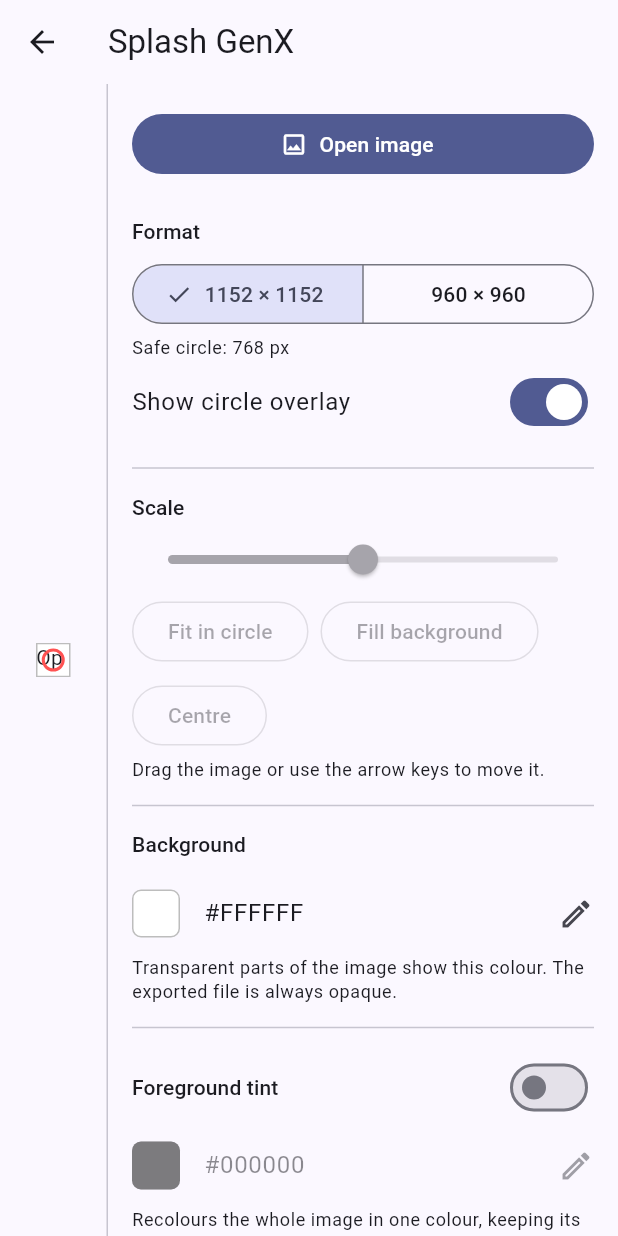
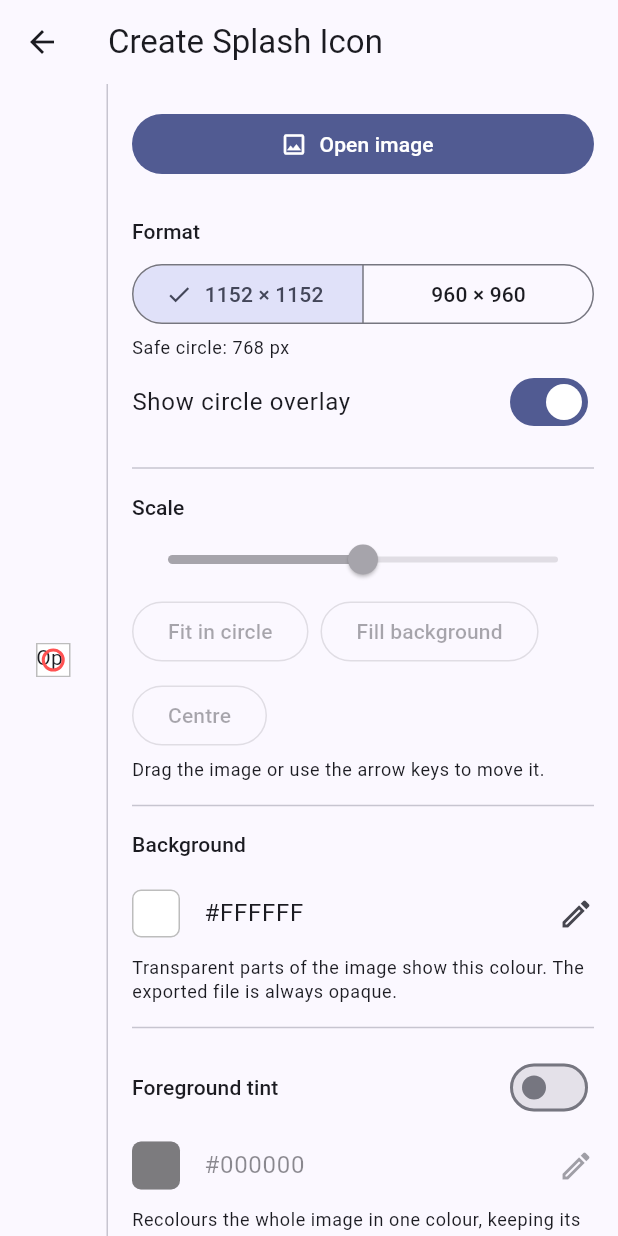
Before and after one commit to shibi/flutter_splash_gen_tool, a Flutter app: the screen it shows after launch, after a tap on "Create Splash Icon", on a phone screen of 412 x 824 dp. Run offline on Flutter 3.47's test engine with Material 3 defaults, Android fonts, the phone set to English and light mode, and no system bars; missing offline and left inert: file_selector, flex_color_picker.

Commit message:
Add Create Branding Logo page
New start-page button opens an editor for an 840x240 branding image:
image picker, scale slider with Fit inside / Fill background, drag and
arrow keys, background and foreground tint colours, PNG-only export, no
circle overlay.

SplashFormat becomes CanvasFormat with separate width and height, an
optional circle and allowed export types. Each editor page now gets its
own EditorState limited to its formats.

Co-Authored-By: Claude Opus 5.5 (1M context) <noreply@anthropic.com>
Claude-Session: https://claude.ai/code/session_01TNSTna5bkdABAmvBzjYaYY

```diff
--- a/lib/main.dart
+++ b/lib/main.dart
@@ -1,7 +1,5 @@
 import 'package:flutter/material.dart';
-import 'package:provider/provider.dart';
 
-import 'models/editor_state.dart';
 import 'ui/start_screen.dart';
 
 void main() {
@@ -13,16 +11,13 @@ class SplashGenXApp extends StatelessWidget {
 
   @override
   Widget build(BuildContext context) {
-    return ChangeNotifierProvider(
-      create: (_) => EditorState(),
-      child: MaterialApp(
-        title: 'Splash GenX',
-        debugShowCheckedModeBanner: false,
-        theme: ThemeData(
-          colorScheme: ColorScheme.fromSeed(seedColor: Colors.indigo),
-        ),
-        home: const StartScreen(),
+    return MaterialApp(
+      title: 'Splash GenX',
+      debugShowCheckedModeBanner: false,
+      theme: ThemeData(
+        colorScheme: ColorScheme.fromSeed(seedColor: Colors.indigo),
       ),
+      home: const StartScreen(),
     );
   }
 }
--- /dev/null
+++ b/lib/models/canvas_format.dart
@@ -0,0 +1,57 @@
+import '../services/splash_renderer.dart' show ExportType;
+
+/// Output canvases the app can produce.
+enum CanvasFormat {
+  /// Android 12+ splash icon without an icon background.
+  splashLarge(
+    width: 1152,
+    height: 1152,
+    circleDiameter: 768,
+    label: '1152 × 1152',
+    fileName: 'splash_1152',
+  ),
+
+  /// Android 12+ splash icon with an icon background.
+  splashSmall(
+    width: 960,
+    height: 960,
+    circleDiameter: 640,
+    label: '960 × 960',
+    fileName: 'splash_960',
+  ),
+
+  /// Splash branding image shown at the bottom of the splash screen.
+  branding(
+    width: 840,
+    height: 240,
+    label: '840 × 240',
+    fileName: 'branding_840x240',
+    exportTypes: [ExportType.png],
+  );
+
+  const CanvasFormat({
+    required this.width,
+    required this.height,
+    required this.label,
+    required this.fileName,
+    this.circleDiameter,
+    this.exportTypes = ExportType.values,
+  });
+
+  static const splashFormats = [splashLarge, splashSmall];
+
+  /// Output size in pixels.
+  final int width;
+  final int height;
+
+  /// Diameter of the safe circle the icon must fit within, or null when the
+  /// format has no circle guide.
+  final int? circleDiameter;
+
+  final String label;
+
+  /// Suggested file name, without extension.
+  final String fileName;
+
+  final List<ExportType> exportTypes;
+}
--- a/lib/models/editor_state.dart
+++ b/lib/models/editor_state.dart
@@ -6,14 +6,20 @@ import 'package:flutter/foundation.dart';
 import 'package:image/image.dart' as img;
 
 import '../services/splash_renderer.dart';
-import 'splash_format.dart';
+import 'canvas_format.dart';
 
 /// Everything the preview and the exporter need, in output-pixel units.
 ///
 /// [scale] is a plain multiplier on the source image's pixel size and
 /// [offset] moves the image's centre away from the canvas centre.
 class EditorState extends ChangeNotifier {
-  SplashFormat _format = SplashFormat.large;
+  EditorState({this.formats = CanvasFormat.splashFormats})
+    : _format = formats.first;
+
+  /// Formats the user can switch between on this page.
+  final List<CanvasFormat> formats;
+
+  CanvasFormat _format;
   img.Image? _image;
   ui.Image? _preview;
   String? _imagePath;
@@ -24,7 +30,7 @@ class EditorState extends ChangeNotifier {
   bool _tintEnabled = false;
   Color _tintColor = const Color(0xFF000000);
 
-  SplashFormat get format => _format;
+  CanvasFormat get format => _format;
   img.Image? get image => _image;
   ui.Image? get preview => _preview;
   String? get imagePath => _imagePath;
@@ -36,25 +42,30 @@ class EditorState extends ChangeNotifier {
   Color get tintColor => _tintColor;
   bool get hasImage => _image != null;
 
-  /// Scale at which the whole image, corners included, fits in the circle.
-  double get fitCircleScale {
+  /// Scale at which the whole image fits: inside the safe circle, corners
+  /// included, or inside the canvas when the format has no circle.
+  double get fitScale {
     final image = _image;
     if (image == null) return 1.0;
-    final diagonal = math.sqrt(
-      image.width * image.width + image.height * image.height,
-    );
-    return _format.circleDiameter / diagonal;
+    final circle = _format.circleDiameter;
+    if (circle != null) {
+      final diagonal = math.sqrt(
+        image.width * image.width + image.height * image.height,
+      );
+      return circle / diagonal;
+    }
+    return math.min(_format.width / image.width, _format.height / image.height);
   }
 
   /// Scale at which the image covers the whole canvas with no gaps.
   double get fillBackgroundScale {
     final image = _image;
     if (image == null) return 1.0;
-    return _format.canvasSize / math.min(image.width, image.height);
+    return math.max(_format.width / image.width, _format.height / image.height);
   }
 
-  /// Slider range: a bit below fit-in-circle up to a bit above fill.
-  double get minScale => fitCircleScale * 0.5;
+  /// Slider range: a bit below fit up to a bit above fill.
+  double get minScale => fitScale * 0.5;
   double get maxScale => fillBackgroundScale * 1.5;
 
   void setImage(img.Image image, String path, {ui.Image? preview}) {
@@ -63,15 +74,15 @@ class EditorState extends ChangeNotifier {
     _preview = preview;
     _imagePath = path;
     _offset = Offset.zero;
-    _scale = fitCircleScale;
+    _scale = fitScale;
     notifyListeners();
   }
 
   /// Switches format while keeping the image's size and position relative
   /// to the canvas.
-  void setFormat(SplashFormat format) {
+  void setFormat(CanvasFormat format) {
     if (format == _format) return;
-    final ratio = format.canvasSize / _format.canvasSize;
+    final ratio = format.width / _format.width;
     _format = format;
     _scale *= ratio;
     _offset = _offset * ratio;
@@ -83,7 +94,7 @@ class EditorState extends ChangeNotifier {
     notifyListeners();
   }
 
-  void fitInCircle() => setScale(fitCircleScale);
+  void fit() => setScale(fitScale);
   void fillBackground() => setScale(fillBackgroundScale);
 
   void setOffset(Offset offset) {
--- a/lib/models/splash_format.dart
+++ /dev/null
@@ -1,22 +0,0 @@
-/// Android 12+ splash icon sizes documented by flutter_native_splash.
-enum SplashFormat {
-  /// Icon without an icon background.
-  large(canvasSize: 1152, circleDiameter: 768, label: '1152 × 1152'),
-
-  /// Icon with an icon background.
-  small(canvasSize: 960, circleDiameter: 640, label: '960 × 960');
-
-  const SplashFormat({
-    required this.canvasSize,
-    required this.circleDiameter,
-    required this.label,
-  });
-
-  /// Output width and height in pixels.
-  final int canvasSize;
-
-  /// Diameter in pixels of the safe circle the icon must fit within.
-  final int circleDiameter;
-
-  final String label;
-}
--- a/lib/services/exporter.dart
+++ b/lib/services/exporter.dart
@@ -10,7 +10,7 @@ import 'splash_renderer.dart';
 Future<String?> exportSplash(RenderRequest request) async {
   final type = request.type;
   final location = await getSaveLocation(
-    suggestedName: 'splash_${request.format.canvasSize}.${type.extension}',
+    suggestedName: '${request.format.fileName}.${type.extension}',
     acceptedTypeGroups: [
       XTypeGroup(
         label: type.label,
--- a/lib/services/splash_renderer.dart
+++ b/lib/services/splash_renderer.dart
@@ -2,7 +2,7 @@ import 'dart:typed_data';
 
 import 'package:image/image.dart' as img;
 
-import '../models/splash_format.dart';
+import '../models/canvas_format.dart';
 
 enum ExportType {
   png('png', 'PNG'),
@@ -30,7 +30,7 @@ class RenderRequest {
   });
 
   final img.Image source;
-  final SplashFormat format;
+  final CanvasFormat format;
   final double scale;
   final double offsetX;
   final double offsetY;
@@ -47,8 +47,13 @@ class RenderRequest {
 /// Builds the output canvas: solid background, the scaled image composited
 /// at its offset from the centre, no alpha channel and no overlay.
 img.Image renderSplash(RenderRequest r) {
-  final size = r.format.canvasSize;
-  final canvas = img.Image(width: size, height: size, numChannels: 3);
+  final canvasWidth = r.format.width;
+  final canvasHeight = r.format.height;
+  final canvas = img.Image(
+    width: canvasWidth,
+    height: canvasHeight,
+    numChannels: 3,
+  );
   img.fill(
     canvas,
     color: img.ColorRgb8(
@@ -62,12 +67,12 @@ img.Image renderSplash(RenderRequest r) {
   final height = (r.source.height * r.scale).round();
   if (width < 1 || height < 1) return canvas;
 
-  final left = (size / 2 + r.offsetX - width / 2).round();
-  final top = (size / 2 + r.offsetY - height / 2).round();
-  final x0 = left.clamp(0, size);
-  final y0 = top.clamp(0, size);
-  final x1 = (left + width).clamp(0, size);
-  final y1 = (top + height).clamp(0, size);
+  final left = (canvasWidth / 2 + r.offsetX - width / 2).round();
+  final top = (canvasHeight / 2 + r.offsetY - height / 2).round();
+  final x0 = left.clamp(0, canvasWidth);
+  final y0 = top.clamp(0, canvasHeight);
+  final x1 = (left + width).clamp(0, canvasWidth);
+  final y1 = (top + height).clamp(0, canvasHeight);
   if (x1 <= x0 || y1 <= y0) return canvas;
 
   final resized = resizePremultiplied(r.source, width, height);
--- a/lib/ui/controls_panel.dart
+++ b/lib/ui/controls_panel.dart
@@ -3,7 +3,7 @@ import 'package:flutter/material.dart';
 import 'package:provider/provider.dart';
 
 import '../models/editor_state.dart';
-import '../models/splash_format.dart';
+import '../models/canvas_format.dart';
 import '../services/exporter.dart';
 import '../services/image_loader.dart';
 import '../services/splash_renderer.dart';
@@ -101,27 +101,32 @@ class _ControlsPanelState extends State<ControlsPanel> {
           ),
         ],
         const SizedBox(height: 24),
-        Text('Format', style: theme.textTheme.titleSmall),
+        Text(
+          state.formats.length > 1 ? 'Format' : 'Size',
+          style: theme.textTheme.titleSmall,
+        ),
         const SizedBox(height: 8),
-        SegmentedButton<SplashFormat>(
+        if (state.formats.length > 1)
+          SegmentedButton<CanvasFormat>(
             segments: [
-            for (final f in SplashFormat.values)
+              for (final f in state.formats)
                 ButtonSegment(value: f, label: Text(f.label)),
             ],
             selected: {state.format},
             onSelectionChanged: (s) => state.setFormat(s.first),
-        ),
+          )
+        else
+          Text('${state.format.label} px, ${_typeNames(state.format)} only'),
+        if (state.format.circleDiameter case final circle?) ...[
           const SizedBox(height: 4),
-        Text(
-          'Safe circle: ${state.format.circleDiameter} px',
-          style: theme.textTheme.bodySmall,
-        ),
+          Text('Safe circle: $circle px', style: theme.textTheme.bodySmall),
           SwitchListTile(
             contentPadding: EdgeInsets.zero,
             title: const Text('Show circle overlay'),
             value: state.showOverlay,
             onChanged: (_) => state.toggleOverlay(),
           ),
+        ],
         const Divider(height: 32),
         Row(
           children: [
@@ -141,8 +146,12 @@ class _ControlsPanelState extends State<ControlsPanel> {
           runSpacing: 8,
           children: [
             OutlinedButton(
-              onPressed: hasImage ? state.fitInCircle : null,
-              child: const Text('Fit in circle'),
+              onPressed: hasImage ? state.fit : null,
+              child: Text(
+                state.format.circleDiameter != null
+                    ? 'Fit in circle'
+                    : 'Fit inside',
+              ),
             ),
             OutlinedButton(
               onPressed: hasImage ? state.fillBackground : null,
@@ -192,7 +201,7 @@ class _ControlsPanelState extends State<ControlsPanel> {
         const SizedBox(height: 8),
         Row(
           children: [
-            for (final type in ExportType.values) ...[
+            for (final type in state.format.exportTypes) ...[
               Expanded(
                 child: FilledButton.tonal(
                   onPressed: hasImage && !_busy
@@ -201,7 +210,8 @@ class _ControlsPanelState extends State<ControlsPanel> {
                   child: Text('Export ${type.label}'),
                 ),
               ),
-              if (type != ExportType.values.last) const SizedBox(width: 8),
+              if (type != state.format.exportTypes.last)
+                const SizedBox(width: 8),
             ],
           ],
         ),
@@ -213,6 +223,9 @@ class _ControlsPanelState extends State<ControlsPanel> {
     );
   }
 }
+
+String _typeNames(CanvasFormat format) =>
+    format.exportTypes.map((t) => t.label).join(' / ');
 
 /// Colour swatch with its hex code; tap to change.
 class _ColorTile extends StatelessWidget {
--- a/lib/ui/editor_screen.dart
+++ b/lib/ui/editor_screen.dart
@@ -2,13 +2,32 @@ import 'package:flutter/material.dart';
 import 'package:flutter/services.dart';
 import 'package:provider/provider.dart';
 
+import '../models/canvas_format.dart';
 import '../models/editor_state.dart';
 import 'controls_panel.dart';
 import 'preview_canvas.dart';
 
-/// Main window: preview on the left, controls on the right.
+/// Editor page: preview on the left, controls on the right. Each page gets
+/// its own [EditorState] limited to [formats].
 class EditorScreen extends StatelessWidget {
-  const EditorScreen({super.key});
+  const EditorScreen({super.key, required this.title, required this.formats});
+
+  final String title;
+  final List<CanvasFormat> formats;
+
+  @override
+  Widget build(BuildContext context) {
+    return ChangeNotifierProvider(
+      create: (_) => EditorState(formats: formats),
+      child: _EditorView(title: title),
+    );
+  }
+}
+
+class _EditorView extends StatelessWidget {
+  const _EditorView({required this.title});
+
+  final String title;
 
   @override
   Widget build(BuildContext context) {
@@ -35,7 +54,7 @@ class EditorScreen extends StatelessWidget {
       child: Focus(
         autofocus: true,
         child: Scaffold(
-          appBar: AppBar(title: const Text('Splash GenX')),
+          appBar: AppBar(title: Text(title)),
           body: const Row(
             children: [
               Expanded(child: PreviewCanvas()),
--- a/lib/ui/preview_canvas.dart
+++ b/lib/ui/preview_canvas.dart
@@ -3,7 +3,8 @@ import 'package:provider/provider.dart';
 
 import '../models/editor_state.dart';
 
-/// Square preview of the output canvas with the safe-circle overlay.
+/// Preview of the output canvas, with the safe-circle overlay when the
+/// format has one.
 ///
 /// The overlay is drawn here only; the exporter never sees it. Drag the
 /// image to move it.
@@ -17,13 +18,14 @@ class PreviewCanvas extends StatelessWidget {
       padding: const EdgeInsets.all(24),
       child: Center(
         child: AspectRatio(
-          aspectRatio: 1,
+          aspectRatio: state.format.width / state.format.height,
           child: LayoutBuilder(
             builder: (context, constraints) {
-              final side = constraints.maxWidth;
+              final width = constraints.maxWidth;
+              final height = constraints.maxHeight;
               // Screen pixels per output pixel.
-              final k = side / state.format.canvasSize;
-              final circle = state.format.circleDiameter * k;
+              final k = width / state.format.width;
+              final circleDiameter = state.format.circleDiameter;
               final image = state.preview;
               return GestureDetector(
                 onPanUpdate: state.hasImage
@@ -43,12 +45,12 @@ class PreviewCanvas extends StatelessWidget {
                         if (image != null)
                           Positioned(
                             left:
-                                side / 2 +
+                                width / 2 +
                                 (state.offset.dx -
                                         image.width * state.scale / 2) *
                                     k,
                             top:
-                                side / 2 +
+                                height / 2 +
                                 (state.offset.dy -
                                         image.height * state.scale / 2) *
                                     k,
@@ -64,12 +66,12 @@ class PreviewCanvas extends StatelessWidget {
                           )
                         else
                           const Center(child: Text('Open an image to start')),
-                        if (state.showOverlay)
+                        if (state.showOverlay && circleDiameter != null)
                           Center(
                             child: IgnorePointer(
                               child: Container(
-                                width: circle,
-                                height: circle,
+                                width: circleDiameter * k,
+                                height: circleDiameter * k,
                                 decoration: BoxDecoration(
                                   shape: BoxShape.circle,
                                   border: Border.all(
--- a/lib/ui/start_screen.dart
+++ b/lib/ui/start_screen.dart
@@ -1,5 +1,6 @@
 import 'package:flutter/material.dart';
 
+import '../models/canvas_format.dart';
 import 'editor_screen.dart';
 
 /// Landing page. Each tool gets a button here; more can be added later.
@@ -38,19 +39,21 @@ class StartScreen extends StatelessWidget {
                         ),
                       ),
                       const SizedBox(height: 40),
-                      SizedBox(
-                        width: 280,
-                        child: FilledButton.icon(
-                          style: FilledButton.styleFrom(
-                            padding: const EdgeInsets.symmetric(vertical: 18),
-                          ),
-                          onPressed: () => Navigator.of(context).push(
-                            MaterialPageRoute<void>(
-                              builder: (_) => const EditorScreen(),
-                            ),
-                          ),
-                          icon: const Icon(Icons.auto_awesome),
-                          label: const Text('Create Splash Icon'),
+                      _ToolButton(
+                        icon: Icons.auto_awesome,
+                        label: 'Create Splash Icon',
+                        builder: (_) => const EditorScreen(
+                          title: 'Create Splash Icon',
+                          formats: CanvasFormat.splashFormats,
+                        ),
+                      ),
+                      const SizedBox(height: 16),
+                      _ToolButton(
+                        icon: Icons.branding_watermark_outlined,
+                        label: 'Create Branding Logo',
+                        builder: (_) => const EditorScreen(
+                          title: 'Create Branding Logo',
+                          formats: [CanvasFormat.branding],
                         ),
                       ),
                     ],
@@ -73,3 +76,32 @@ class StartScreen extends StatelessWidget {
     );
   }
 }
+
+class _ToolButton extends StatelessWidget {
+  const _ToolButton({
+    required this.icon,
+    required this.label,
+    required this.builder,
+  });
+
+  final IconData icon;
+  final String label;
+  final WidgetBuilder builder;
+
+  @override
+  Widget build(BuildContext context) {
+    return SizedBox(
+      width: 280,
+      child: FilledButton.icon(
+        style: FilledButton.styleFrom(
+          padding: const EdgeInsets.symmetric(vertical: 18),
+        ),
+        onPressed: () =>
+            Navigator.of(context)
+                .push(MaterialPageRoute<void>(builder: builder)),
+        icon: Icon(icon),
+        label: Text(label),
+      ),
+    );
+  }
+}
```
Also changed, not shown: 3 other files. Lines whose indentation alone changed are shown as unchanged.
